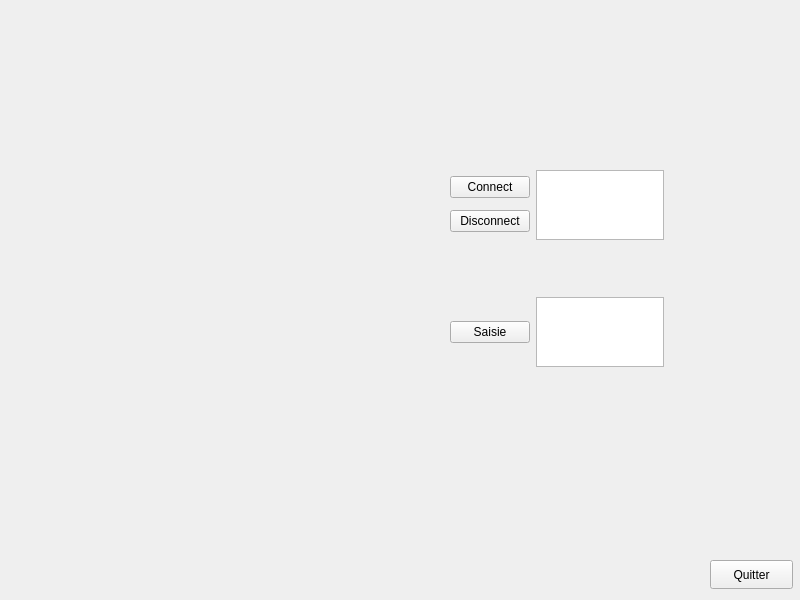
The window that Carte_MIFARE/window.ui (ChenyValentin/Interface-carte-MIFARE) describes before a commit, drawn with Qt 5.
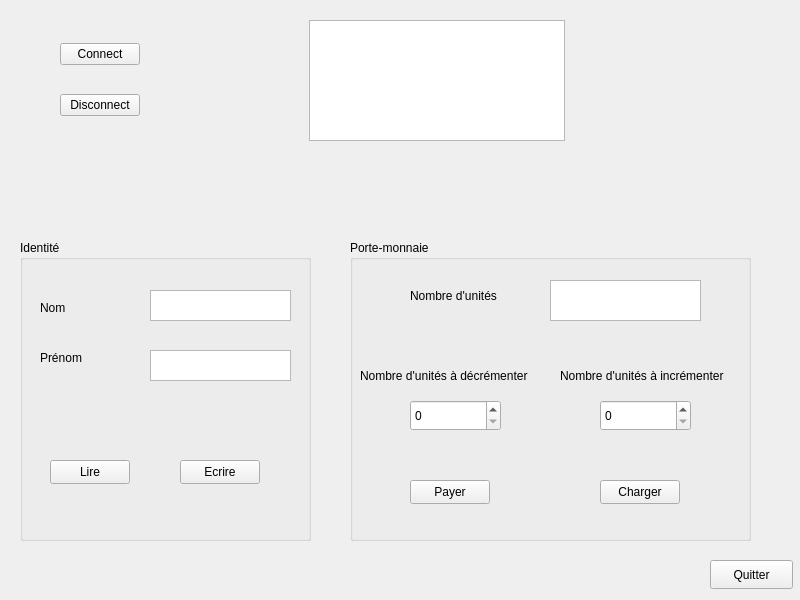
The same window after the commit. Icons and pictures are not drawn.

Commit message: Fonctions et interfaces

```diff
--- a/Carte_MIFARE/window.ui
+++ b/Carte_MIFARE/window.ui
@@ -29,14 +29,12 @@
   <widget class="QWidget" name="verticalLayoutWidget_2">
    <property name="geometry">
     <rect>
-     <x>450</x>
-     <y>170</y>
-     <width>214</width>
-     <height>197</height>
+     <x>60</x>
+     <y>20</y>
+     <width>681</width>
+     <height>121</height>
     </rect>
    </property>
-   <layout class="QVBoxLayout" name="verticalLayout_2">
-    <item>
      <layout class="QHBoxLayout" name="horizontalLayout">
       <item>
        <layout class="QVBoxLayout" name="verticalLayout">
@@ -63,7 +61,7 @@
         </property>
         <property name="sizeHint" stdset="0">
          <size>
-          <width>80</width>
+        <width>40</width>
           <height>20</height>
          </size>
         </property>
@@ -72,36 +70,223 @@
       <item>
        <widget class="QTextEdit" name="display"/>
       </item>
-     </layout>
-    </item>
     <item>
-     <spacer name="verticalSpacer">
+     <spacer name="horizontalSpacer_2">
       <property name="orientation">
-       <enum>Qt::Vertical</enum>
+       <enum>Qt::Horizontal</enum>
       </property>
       <property name="sizeHint" stdset="0">
        <size>
-        <width>80</width>
-        <height>280</height>
+        <width>60</width>
+        <height>20</height>
        </size>
       </property>
      </spacer>
     </item>
     <item>
-     <layout class="QHBoxLayout" name="horizontalLayout_2">
-      <item>
-       <widget class="QPushButton" name="saisieButton">
+     <widget class="QLabel" name="label">
         <property name="text">
-         <string>Saisie</string>
-        </property>
-       </widget>
-      </item>
-      <item>
-       <widget class="QTextEdit" name="inputArea"/>
-      </item>
-     </layout>
-    </item>
-   </layout>
+       <string/>
+      </property>
+      <property name="pixmap">
+       <pixmap>Ressources/Odalid_logo.png</pixmap>
+      </property>
+     </widget>
+    </item>
+   </layout>
+  </widget>
+  <widget class="QGroupBox" name="groupBox">
+   <property name="geometry">
+    <rect>
+     <x>20</x>
+     <y>240</y>
+     <width>291</width>
+     <height>301</height>
+    </rect>
+   </property>
+   <property name="title">
+    <string>Identité</string>
+   </property>
+   <widget class="QLabel" name="label_2">
+    <property name="geometry">
+     <rect>
+      <x>20</x>
+      <y>60</y>
+      <width>49</width>
+      <height>16</height>
+     </rect>
+    </property>
+    <property name="text">
+     <string>Nom</string>
+    </property>
+   </widget>
+   <widget class="QLabel" name="label_3">
+    <property name="geometry">
+     <rect>
+      <x>20</x>
+      <y>110</y>
+      <width>49</width>
+      <height>16</height>
+     </rect>
+    </property>
+    <property name="text">
+     <string>Prénom</string>
+    </property>
+   </widget>
+   <widget class="QTextEdit" name="FirstNameText">
+    <property name="geometry">
+     <rect>
+      <x>130</x>
+      <y>110</y>
+      <width>141</width>
+      <height>31</height>
+     </rect>
+    </property>
+   </widget>
+   <widget class="QTextEdit" name="LastNameText">
+    <property name="geometry">
+     <rect>
+      <x>130</x>
+      <y>50</y>
+      <width>141</width>
+      <height>31</height>
+     </rect>
+    </property>
+   </widget>
+   <widget class="QPushButton" name="pushButton">
+    <property name="geometry">
+     <rect>
+      <x>30</x>
+      <y>220</y>
+      <width>80</width>
+      <height>24</height>
+     </rect>
+    </property>
+    <property name="text">
+     <string>Lire</string>
+    </property>
+   </widget>
+   <widget class="QPushButton" name="pushButton_2">
+    <property name="geometry">
+     <rect>
+      <x>160</x>
+      <y>220</y>
+      <width>80</width>
+      <height>24</height>
+     </rect>
+    </property>
+    <property name="text">
+     <string>Ecrire</string>
+    </property>
+   </widget>
+  </widget>
+  <widget class="QGroupBox" name="groupBox_2">
+   <property name="geometry">
+    <rect>
+     <x>350</x>
+     <y>240</y>
+     <width>401</width>
+     <height>301</height>
+    </rect>
+   </property>
+   <property name="title">
+    <string>Porte-monnaie</string>
+   </property>
+   <widget class="QTextEdit" name="UnitsNumber">
+    <property name="geometry">
+     <rect>
+      <x>200</x>
+      <y>40</y>
+      <width>151</width>
+      <height>41</height>
+     </rect>
+    </property>
+   </widget>
+   <widget class="QLabel" name="label_4">
+    <property name="geometry">
+     <rect>
+      <x>60</x>
+      <y>40</y>
+      <width>91</width>
+      <height>31</height>
+     </rect>
+    </property>
+    <property name="text">
+     <string>Nombre d'unités</string>
+    </property>
+   </widget>
+   <widget class="QSpinBox" name="SellUnits">
+    <property name="geometry">
+     <rect>
+      <x>60</x>
+      <y>160</y>
+      <width>91</width>
+      <height>31</height>
+     </rect>
+    </property>
+   </widget>
+   <widget class="QSpinBox" name="LoadUnits">
+    <property name="geometry">
+     <rect>
+      <x>250</x>
+      <y>160</y>
+      <width>91</width>
+      <height>31</height>
+     </rect>
+    </property>
+   </widget>
+   <widget class="QLabel" name="label_5">
+    <property name="geometry">
+     <rect>
+      <x>10</x>
+      <y>120</y>
+      <width>171</width>
+      <height>31</height>
+     </rect>
+    </property>
+    <property name="text">
+     <string>Nombre d'unités à décrémenter</string>
+    </property>
+   </widget>
+   <widget class="QLabel" name="label_6">
+    <property name="geometry">
+     <rect>
+      <x>210</x>
+      <y>120</y>
+      <width>171</width>
+      <height>31</height>
+     </rect>
+    </property>
+    <property name="text">
+     <string>Nombre d'unités à incrémenter</string>
+    </property>
+   </widget>
+   <widget class="QPushButton" name="pushButton_3">
+    <property name="geometry">
+     <rect>
+      <x>60</x>
+      <y>240</y>
+      <width>80</width>
+      <height>24</height>
+     </rect>
+    </property>
+    <property name="text">
+     <string>Payer</string>
+    </property>
+   </widget>
+   <widget class="QPushButton" name="pushButton_4">
+    <property name="geometry">
+     <rect>
+      <x>250</x>
+      <y>240</y>
+      <width>80</width>
+      <height>24</height>
+     </rect>
+    </property>
+    <property name="text">
+     <string>Charger</string>
+    </property>
+   </widget>
   </widget>
  </widget>
  <resources/>
```
Left out of the diff: 2 changed lines with no effect on the pictures. Lines whose indentation alone changed are shown as unchanged. The commit also changes 5 other files.
